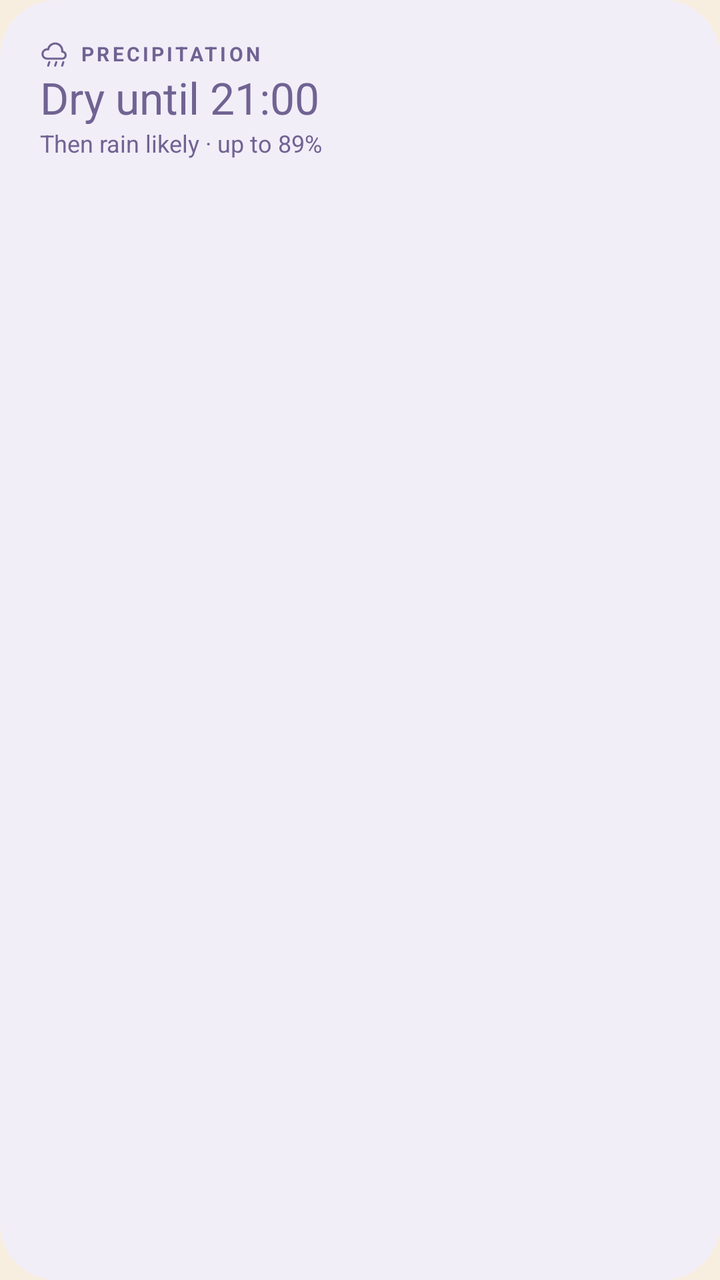
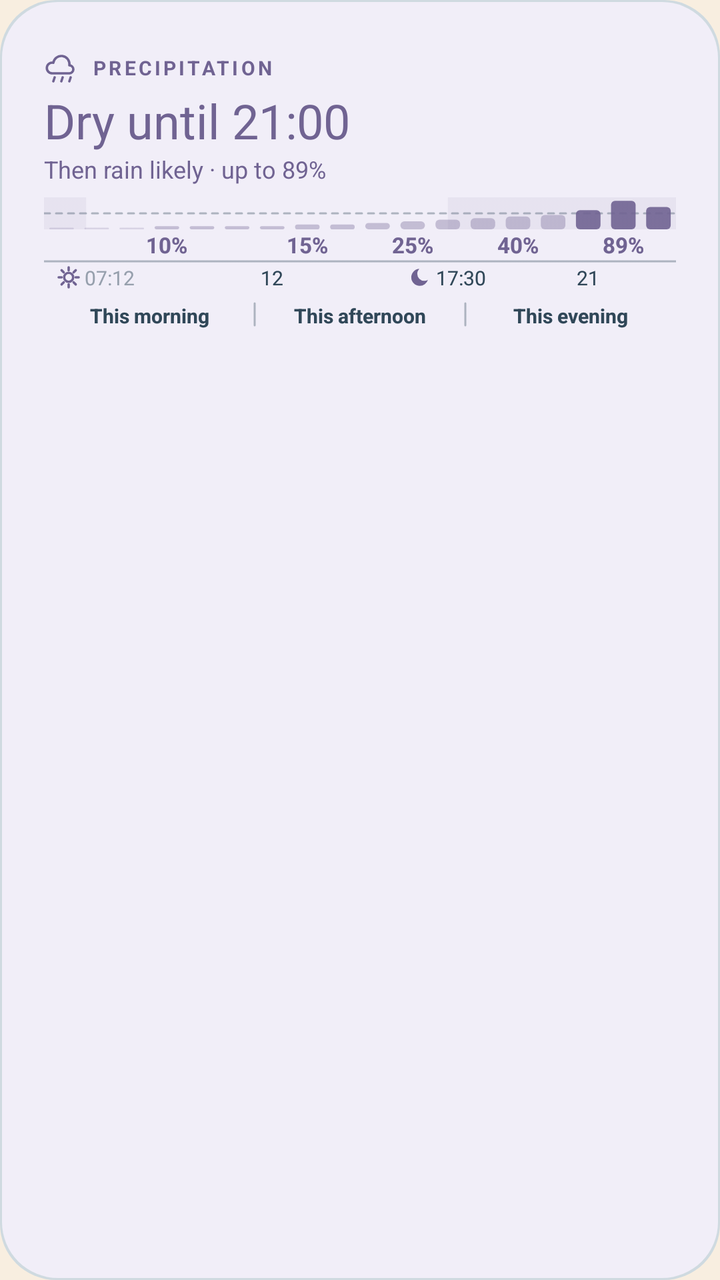

Compare the two renders of this Android layout. The source of the first and the diff that turns it into the second are given below.
<!-- AndroidManifest.xml: application theme Screen -->
<!-- res/layout/widget_preview_weather_rain.xml -->
<?xml version="1.0" encoding="utf-8"?>
<LinearLayout xmlns:android="http://schemas.android.com/apk/res/android"
    xmlns:tools="http://schemas.android.com/tools"
    android:layout_width="match_parent"
    android:layout_height="match_parent"
    android:background="@drawable/preview_card"
    android:backgroundTint="#F1EEF8"
    android:orientation="vertical"
    android:padding="10dp">
    <LinearLayout android:layout_width="match_parent" android:layout_height="wrap_content" android:orientation="vertical" android:padding="10dp">
        <LinearLayout android:layout_width="wrap_content" android:layout_height="wrap_content" android:gravity="center_vertical">
            <ImageView android:layout_width="14dp" android:layout_height="14dp" android:importantForAccessibility="no" android:src="@drawable/ic_rain" android:tint="#706392" tools:ignore="UseAppTint" />
            <TextView android:layout_width="wrap_content" android:layout_height="wrap_content" android:layout_marginStart="6dp" android:letterSpacing="0.14" android:text="@string/weather_precipitation" android:textAllCaps="true" android:textColor="#706392" android:textSize="10sp" android:textStyle="bold" />
        </LinearLayout>
        <TextView android:layout_width="wrap_content" android:layout_height="wrap_content" android:text="@string/preview_weather_dry_until" android:textColor="#706392" android:textSize="22sp" />
        <TextView android:layout_width="wrap_content" android:layout_height="wrap_content" android:text="@string/preview_weather_then_rain" android:textColor="#706392" android:textSize="12sp" />
    </LinearLayout>
</LinearLayout>
<!-- resources referenced by this layout -->
<resources>
  <!-- drawable ic_rain (drawable) -->
  <?xml version="1.0" encoding="utf-8"?>
  <vector xmlns:android="http://schemas.android.com/apk/res/android"
      android:width="24dp" android:height="24dp" android:viewportWidth="24" android:viewportHeight="24">
      <path android:pathData="M6,16a4,4 0,1 1,1 -7.9A6,6 0,0 1,19 10a3,3 0,0 1,0 6H6Z" android:strokeColor="#FFFFFFFF" android:strokeWidth="1.8" android:strokeLineCap="round" android:strokeLineJoin="round" />
      <path android:pathData="M8,19l-1,3M14,19l-1,3M20,19l-1,3" android:strokeColor="#FFFFFFFF" android:strokeWidth="1.8" android:strokeLineCap="round" />
  </vector>
  <!-- drawable preview_card (drawable) -->
  <?xml version="1.0" encoding="utf-8"?>
  <shape xmlns:android="http://schemas.android.com/apk/res/android">
      <solid android:color="@color/preview_surface" />
      <stroke android:width="1dp" android:color="@color/preview_line" />
      <corners android:radius="@dimen/widget_radius" />
  </shape>
  <string name="preview_weather_dry_until">Dry until 21:00</string>
  <string name="preview_weather_then_rain">Then rain likely · up to 89%</string>
  <string name="weather_precipitation">Precipitation</string>
  <style name="Screen" parent="@android:style/Theme.Material.Light.NoActionBar">
          <item name="android:windowBackground">@color/background</item>
          <item name="android:colorAccent">@color/sun</item>
          <item name="android:textColorPrimary">@color/ink</item>
          <item name="android:windowLightStatusBar">true</item>
      </style>
  <color name="preview_surface">#FFFDF7</color>
  <color name="preview_line">#CFDAE0</color>
  <dimen name="widget_radius">16dp</dimen>
  <color name="background">#F8EEE0</color>
  <color name="sun">#D88B38</color>
  <color name="ink">#2B2620</color>
</resources>

<!-- the commit's change to res/layout/widget_preview_weather_rain.xml (unified diff, before → after) -->
@@ -1,18 +1,25 @@
 <?xml version="1.0" encoding="utf-8"?>
-<LinearLayout xmlns:android="http://schemas.android.com/apk/res/android"
+<FrameLayout xmlns:android="http://schemas.android.com/apk/res/android"
     xmlns:tools="http://schemas.android.com/tools"
     android:layout_width="match_parent"
     android:layout_height="match_parent"
-    android:background="@drawable/preview_card"
-    android:backgroundTint="#F1EEF8"
-    android:orientation="vertical"
-    android:padding="10dp">
-    <LinearLayout android:layout_width="match_parent" android:layout_height="wrap_content" android:orientation="vertical" android:padding="10dp">
-        <LinearLayout android:layout_width="wrap_content" android:layout_height="wrap_content" android:gravity="center_vertical">
-            <ImageView android:layout_width="14dp" android:layout_height="14dp" android:importantForAccessibility="no" android:src="@drawable/ic_rain" android:tint="#706392" tools:ignore="UseAppTint" />
-            <TextView android:layout_width="wrap_content" android:layout_height="wrap_content" android:layout_marginStart="6dp" android:letterSpacing="0.14" android:text="@string/weather_precipitation" android:textAllCaps="true" android:textColor="#706392" android:textSize="10sp" android:textStyle="bold" />
+    tools:ignore="HardcodedText,UseAppTint">
+
+    <ImageView android:layout_width="match_parent" android:layout_height="match_parent" android:importantForAccessibility="no" android:scaleType="fitXY" android:src="@drawable/round_card" android:tint="@color/preview_line" />
+    <ImageView android:layout_width="match_parent" android:layout_height="match_parent" android:layout_margin="1dp" android:importantForAccessibility="no" android:scaleType="fitXY" android:src="@drawable/round_card" android:tint="@color/preview_rain_tile" />
+
+    <LinearLayout android:layout_width="match_parent" android:layout_height="match_parent" android:orientation="vertical" android:padding="10dp">
+        <LinearLayout android:layout_width="match_parent" android:layout_height="wrap_content" android:layout_marginTop="6dp" android:orientation="vertical" android:paddingStart="12dp" android:paddingTop="10dp" android:paddingEnd="12dp" android:paddingBottom="8dp">
+            <LinearLayout android:layout_width="match_parent" android:layout_height="wrap_content" android:gravity="center_vertical">
+                <ImageView android:layout_width="16dp" android:layout_height="16dp" android:importantForAccessibility="no" android:src="@drawable/ic_rain" android:tint="@color/preview_rain" />
+                <TextView android:layout_width="wrap_content" android:layout_height="wrap_content" android:layout_marginStart="8dp" android:letterSpacing="0.14" android:maxLines="1" android:text="@string/weather_precipitation" android:textAllCaps="true" android:textColor="@color/preview_rain" android:textSize="10sp" android:textStyle="bold" />
+            </LinearLayout>
+            <TextView android:layout_width="wrap_content" android:layout_height="wrap_content" android:layout_marginTop="2dp" android:ellipsize="end" android:maxLines="1" android:text="@string/preview_weather_dry_until" android:textColor="@color/preview_rain" android:textSize="24sp" />
+            <TextView android:layout_width="wrap_content" android:layout_height="wrap_content" android:ellipsize="end" android:maxLines="1" android:text="@string/preview_weather_then_rain" android:textColor="@color/preview_rain" android:textSize="12sp" />
+            <FrameLayout android:layout_width="match_parent" android:layout_height="wrap_content" android:layout_marginTop="4dp">
+                <ImageView android:layout_width="match_parent" android:layout_height="wrap_content" android:adjustViewBounds="true" android:importantForAccessibility="no" android:scaleType="fitXY" android:src="@drawable/preview_chart_tile_axis_rain" android:tint="@color/preview_muted" />
+                <ImageView android:layout_width="match_parent" android:layout_height="wrap_content" android:adjustViewBounds="true" android:importantForAccessibility="no" android:scaleType="fitXY" android:src="@drawable/preview_chart_tile_rain" android:tint="@color/preview_rain" />
+            </FrameLayout>
         </LinearLayout>
-        <TextView android:layout_width="wrap_content" android:layout_height="wrap_content" android:text="@string/preview_weather_dry_until" android:textColor="#706392" android:textSize="22sp" />
-        <TextView android:layout_width="wrap_content" android:layout_height="wrap_content" android:text="@string/preview_weather_then_rain" android:textColor="#706392" android:textSize="12sp" />
     </LinearLayout>
-</LinearLayout>
+</FrameLayout>
<!-- resource entries referenced after the edit -->
@@ -7,11 +7,12 @@
       <path android:pathData="M6,16a4,4 0,1 1,1 -7.9A6,6 0,0 1,19 10a3,3 0,0 1,0 6H6Z" android:strokeColor="#FFFFFFFF" android:strokeWidth="1.8" android:strokeLineCap="round" android:strokeLineJoin="round" />
       <path android:pathData="M8,19l-1,3M14,19l-1,3M20,19l-1,3" android:strokeColor="#FFFFFFFF" android:strokeWidth="1.8" android:strokeLineCap="round" />
   </vector>
-  <!-- drawable preview_card (drawable) -->
+  <!-- drawable preview_chart_tile_axis_rain: png bitmap (drawable-nodpi, 6061 bytes) -->
+  <!-- drawable preview_chart_tile_rain: png bitmap (drawable-nodpi, 6227 bytes) -->
+  <!-- drawable round_card (drawable) -->
   <?xml version="1.0" encoding="utf-8"?>
-  <shape xmlns:android="http://schemas.android.com/apk/res/android">
-      <solid android:color="@color/preview_surface" />
-      <stroke android:width="1dp" android:color="@color/preview_line" />
+  <shape xmlns:android="http://schemas.android.com/apk/res/android" android:shape="rectangle">
+      <solid android:color="#FFFFFFFF" />
       <corners android:radius="@dimen/widget_radius" />
   </shape>
   <string name="preview_weather_dry_until">Dry until 21:00</string>
@@ -23,8 +24,10 @@
           <item name="android:textColorPrimary">@color/ink</item>
           <item name="android:windowLightStatusBar">true</item>
       </style>
-  <color name="preview_surface">#FFFDF7</color>
   <color name="preview_line">#CFDAE0</color>
+  <color name="preview_muted">#304758</color>
+  <color name="preview_rain">#706392</color>
+  <color name="preview_rain_tile">#F1EEF8</color>
   <dimen name="widget_radius">16dp</dimen>
   <color name="background">#F8EEE0</color>
   <color name="sun">#D88B38</color>
